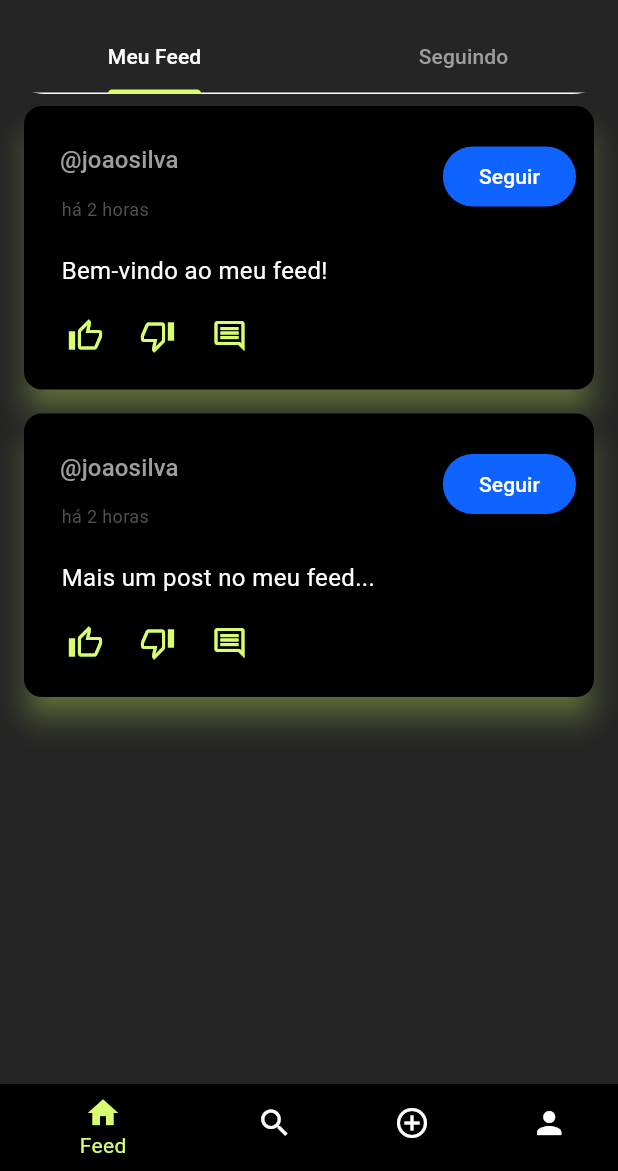
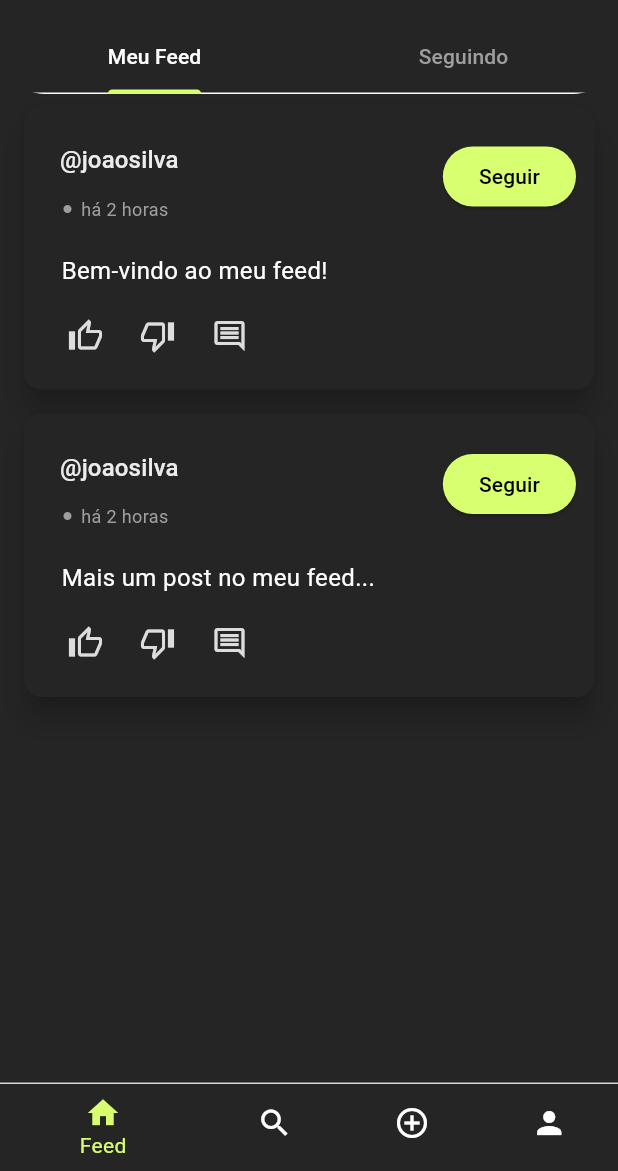
Before and after one commit to caiquedebrito/papacapim_ui, a Flutter app: the FeedScreen screen opened directly, on a phone screen of 412 x 824 dp, the part 65-1236 px from its top. Run offline on Flutter 3.47's test engine with Material 3 defaults, Android fonts, the phone set to English and light mode, and no system bars.

Commit message:
Refactor: Update UI components to use Theme colors for consistency across screens

```diff
--- a/lib/components/bottom_navegation.dart
+++ b/lib/components/bottom_navegation.dart
@@ -40,33 +40,43 @@ class BottomNavigation extends StatelessWidget {
 
   @override
   Widget build(BuildContext context) {
-    return BottomNavigationBar(
+    return Container(
+      decoration: BoxDecoration(
+      border: Border(
+        top: BorderSide(
+        color: Colors.grey.shade300,
+        width: 1.0,
+        ),
+      ),
+      ),
+      child: BottomNavigationBar(
       currentIndex: currentIndex,
       onTap: (index) => _onItemTapped(context, index),
-      backgroundColor: AppColors.black,
+      backgroundColor: Theme.of(context).colorScheme.primary,
       selectedItemColor: AppColors.green,
       unselectedItemColor: Colors.white,
       showSelectedLabels: true,
       showUnselectedLabels: false,
       elevation: 10,
-      items: const [
+      items: [
         BottomNavigationBarItem(
-            icon: Icon(Icons.home),
-            label: "Feed",
-            backgroundColor: Colors.black),
+          icon: const Icon(Icons.home),
+          label: "Feed",
+          backgroundColor: Theme.of(context).colorScheme.primary),
         BottomNavigationBarItem(
-            icon: Icon(Icons.search),
-            label: "Buscar",
-            backgroundColor: Colors.black),
+          icon: const Icon(Icons.search),
+          label: "Buscar",
+          backgroundColor: Theme.of(context).colorScheme.primary),
         BottomNavigationBarItem(
-            icon: Icon(Icons.add_circle_outline),
-            label: "Postar",
-            backgroundColor: Colors.black),
+          icon: const Icon(Icons.add_circle_outline),
+          label: "Postar",
+          backgroundColor: Theme.of(context).colorScheme.primary),
         BottomNavigationBarItem(
-            icon: Icon(Icons.person),
-            label: "Perfil",
-            backgroundColor: Colors.black),
+          icon: const Icon(Icons.person),
+          label: "Perfil",
+          backgroundColor: Theme.of(context).colorScheme.primary),
       ],
+      ),
     );
   }
 }
--- a/lib/components/post_card.dart
+++ b/lib/components/post_card.dart
@@ -9,7 +9,7 @@ class PostCard extends StatelessWidget {
   final VoidCallback? onLike;
   final VoidCallback? onComment;
   final VoidCallback? onDelete;
-  final VoidCallback? onUserTap; // 🔥 Callback para quando clicar no login
+  final VoidCallback? onUserTap;
   final bool showDeleteButton;
   final bool showFollowerButton;
 
@@ -34,9 +34,9 @@ class PostCard extends StatelessWidget {
       decoration: const BoxDecoration(),
       child: Card(
         margin: const EdgeInsets.symmetric(horizontal: 16, vertical: 8),
-        color: Colors.black,
+        color: Theme.of(context).colorScheme.primary,
         elevation: 8.0,
-        shadowColor: Color(0xFFD8FF6F),
+        // shadowColor: Theme.of(context).colorScheme.secondary,
         child: Padding(
           padding: const EdgeInsets.all(12.0),
           child: Column(
@@ -58,18 +58,28 @@ class PostCard extends StatelessWidget {
                         },
                         child: Text(
                           "@$userLogin",
-                          style: TextStyle(fontSize: 16, color: Colors.grey),
+                          style: TextStyle(fontSize: 16, color: const Color.fromARGB(255, 236, 236, 236)),
                         ),
                       ),
-                      Padding(
-                        padding: const EdgeInsets.only(left: 13.0, bottom: 5),
-                        child: Text(
-                          "há 2 horas",
-                          style: const TextStyle(
-                              fontSize: 12,
-                              fontWeight: FontWeight.normal,
-                              color: Color.fromARGB(255, 83, 83, 83)),
-                        ),
+                      const Padding(
+                        padding: EdgeInsets.only(left: 13.0, bottom: 5),
+                        child: Row(
+                          children: [
+                            Icon(
+                              Icons.fiber_manual_record,
+                              size: 8.0,
+                              color: Colors.grey,
+                            ),
+                            SizedBox(width: 5),
+                            Text(
+                              "há 2 horas",
+                              style: TextStyle(
+                                  fontSize: 12,
+                                  fontWeight: FontWeight.normal,
+                                  color: Colors.grey),
+                            ),
+                          ],
+                        )
                       )
                     ],
                   ),
@@ -77,10 +87,10 @@ class PostCard extends StatelessWidget {
                     ElevatedButton(
                       onPressed: () {},
                       style: ElevatedButton.styleFrom(
-                        backgroundColor: const Color(0xFF0F63FF),
+                        backgroundColor: Theme.of(context).colorScheme.secondary,
                       ),
                       child: const Text("Seguir",
-                          style: TextStyle(color: Colors.white)),
+                          style: TextStyle(color: Colors.black)),
                     ),
                   if (showDeleteButton && onDelete != null)
                     IconButton(
@@ -112,18 +122,18 @@ class PostCard extends StatelessWidget {
                     padding: const EdgeInsets.only(left: 5.0),
                     child: IconButton(
                       icon: const Icon(Icons.thumb_up_alt_outlined,
-                          color: Color(0xFFD8FF6F)),
+                          color: Color.fromARGB(255, 221, 221, 221)),
                       onPressed: onLike,
                     ),
                   ),
                   IconButton(
                     icon: const Icon(Icons.thumb_down_alt_outlined,
-                        color: Color(0xFFD8FF6F)),
+                        color: Color.fromARGB(255, 221, 221, 221)),
                     onPressed: onLike,
                   ),
                   IconButton(
                     icon: const Icon(Icons.comment_outlined,
-                        color: Color(0xFFD8FF6F)),
+                        color: Color.fromARGB(255, 221, 221, 221)),
                     onPressed: () {
                       Navigator.pushReplacement(
                           context,
--- a/lib/screens/edit_profile_screen.dart
+++ b/lib/screens/edit_profile_screen.dart
@@ -69,7 +69,9 @@ class _EditProfileScreenState extends State<EditProfileScreen> {
     return Scaffold(
       appBar: AppBar(
         title: const Text("Editar Perfil"),
+        backgroundColor: Theme.of(context).colorScheme.primary,
       ),
+      backgroundColor: Theme.of(context).colorScheme.primary,
       body: Padding(
         padding: const EdgeInsets.all(16.0),
         child: Column(
@@ -113,6 +115,9 @@ class _EditProfileScreenState extends State<EditProfileScreen> {
                 : ElevatedButton(
                     onPressed: _saveChanges,
                     child: const Text("Salvar Alterações"),
+                    style: ElevatedButton.styleFrom(
+                      backgroundColor: Theme.of(context).colorScheme.secondary,
+                    ),
                   ),
           ],
         ),
--- a/lib/screens/feed_screen.dart
+++ b/lib/screens/feed_screen.dart
@@ -38,15 +38,15 @@ class FeedScreen extends StatelessWidget {
       length: 2, // Número de abas
       child: Scaffold(
         appBar: AppBar(
-          backgroundColor: Color(0xFF252525),
-          title: Row(
+          backgroundColor: Theme.of(context).colorScheme.primary,
+          title: const Row(
             mainAxisAlignment: MainAxisAlignment.spaceBetween,
             children: [
               Row(
                 mainAxisAlignment: MainAxisAlignment.center,
                 crossAxisAlignment: CrossAxisAlignment.start,
                 children: [
-                  const Text(
+                  Text(
                     "Papa",
                     style: TextStyle(
                       fontSize: 24,
@@ -54,7 +54,7 @@ class FeedScreen extends StatelessWidget {
                       color: Color(0xFFD8FF6F),
                     ),
                   ),
-                  const Text(
+                  Text(
                     "Capim",
                     style: TextStyle(
                       fontSize: 24,
@@ -66,13 +66,13 @@ class FeedScreen extends StatelessWidget {
               ),
             ],
           ),
-          bottom: PreferredSize(
+          bottom: const PreferredSize(
             preferredSize: Size.fromHeight(50.0),
             child: ClipRRect(
               borderRadius: BorderRadius.vertical(
                 bottom: Radius.circular(30),
               ),
-              child: const TabBar(
+              child: TabBar(
                 indicatorColor: Color(0xFFD8FF6F),
                 labelColor: Colors.white,
                 unselectedLabelColor: Colors.grey,
@@ -93,14 +93,13 @@ class FeedScreen extends StatelessWidget {
                 itemCount: myFeedPosts.length,
                 itemBuilder: (context, index) {
                   final post = myFeedPosts[index];
-                  return Container(
-                      child: PostCard(
+                  return PostCard(
                           userName: post["userName"]!,
                           userLogin: post["userLogin"]!,
                           postContent: post["content"]!,
                           onLike: () => print("Curtir ${post["content"]}"),
                           onComment: () => print("Comentar em ${post["content"]}"),
-                  ));
+                        );
                 },
               ),
 
@@ -109,15 +108,14 @@ class FeedScreen extends StatelessWidget {
                 itemCount: followingPosts.length,
                 itemBuilder: (context, index) {
                   final post = followingPosts[index];
-                  return Container(
-                      child: PostCard(
+                  return PostCard(
                           userName: post["userName"]!,
                           userLogin: post["userLogin"]!,
                           postContent: post["content"]!,
                           onLike: () => print("Curtir ${post["content"]}"),
                           onComment: () => print("Comentar em ${post["content"]}"),
                           showFollowerButton: false,
-                  ));
+                        );
                 },
               ),
             ],
--- a/lib/screens/my_profile_screen.dart
+++ b/lib/screens/my_profile_screen.dart
@@ -1,8 +1,8 @@
 import 'package:flutter/material.dart';
 import 'package:papacapim_ui/components/follower_card.dart';
 import 'package:papacapim_ui/components/post_card.dart';
-import 'edit_profile_screen.dart'; // Importação da tela de edição
-import '../components/bottom_navegation.dart'; // Importação da navegação reutilizável
+import 'edit_profile_screen.dart';
+import '../components/bottom_navegation.dart';
 
 class MyProfileScreen extends StatefulWidget {
   const MyProfileScreen({Key? key}) : super(key: key);
@@ -54,7 +54,6 @@ class _ProfileScreenState extends State<MyProfileScreen> {
     });
   }
 
-  // Função para excluir uma postagem
   void _deletePost(int index) {
     setState(() {
       _userPosts.removeAt(index);
@@ -70,7 +69,9 @@ class _ProfileScreenState extends State<MyProfileScreen> {
     return Scaffold(
       appBar: AppBar(
         title: const Text("Perfil"),
+        backgroundColor: Theme.of(context).colorScheme.primary,
       ),
+      backgroundColor: Theme.of(context).colorScheme.primary,
       body: _isLoading
           ? const Center(child: CircularProgressIndicator())
           : DefaultTabController(
@@ -88,6 +89,7 @@ class _ProfileScreenState extends State<MyProfileScreen> {
                           _userData["name"] ?? "",
                           style: const TextStyle(fontSize: 22, fontWeight: FontWeight.bold),
                         ),
+                        const SizedBox(height: 5),
                         Text(
                           "@${_userData["login"]}",
                           style: TextStyle(fontSize: 16, color: Colors.grey[600]),
@@ -101,6 +103,7 @@ class _ProfileScreenState extends State<MyProfileScreen> {
                         //   ],
                         // ),
                         // const SizedBox(height: 10),
+                        const SizedBox(height: 5),
                         ElevatedButton(
                           onPressed: () {
                             Navigator.push(
@@ -108,6 +111,9 @@ class _ProfileScreenState extends State<MyProfileScreen> {
                               MaterialPageRoute(builder: (context) => const EditProfileScreen()),
                             );
                           },
+                          style: ElevatedButton.styleFrom(
+                            backgroundColor: Theme.of(context).colorScheme.secondary,
+                          ),
                           child: const Text("Editar Perfil"),
                         ),
                       ],
@@ -115,8 +121,8 @@ class _ProfileScreenState extends State<MyProfileScreen> {
                   ),
                   // TabBar para alternar entre postagens e seguidores
                   const TabBar(
-                    indicatorColor: Colors.blue,
-                    labelColor: Colors.blue,
+                    indicatorColor: Color(0xFFD8FF6F),
+                    labelColor: Colors.white,
                     unselectedLabelColor: Colors.grey,
                     tabs: [
                       Tab(text: "Postagens"),
--- a/lib/screens/new_post_screen.dart
+++ b/lib/screens/new_post_screen.dart
@@ -51,7 +51,9 @@ class _NewPostScreenState extends State<NewPostScreen> {
     return Scaffold(
       appBar: AppBar(
         title: const Text("Nova Postagem"),
+        backgroundColor: Theme.of(context).colorScheme.primary,
       ),
+      backgroundColor: Theme.of(context).colorScheme.primary,
       body: Padding(
         padding: const EdgeInsets.all(16.0),
         child: Column(
@@ -73,8 +75,10 @@ class _NewPostScreenState extends State<NewPostScreen> {
                 ? const Center(child: CircularProgressIndicator())
                 : ElevatedButton(
                     onPressed: _handlePost,
+                    style: ElevatedButton.styleFrom(
+                      backgroundColor: Theme.of(context).colorScheme.secondary,
+                    ),
                     child: const Text("Postar"),
-
                   ),
           ],
         ),
--- a/lib/screens/profile_screen.dart
+++ b/lib/screens/profile_screen.dart
@@ -51,7 +51,6 @@ class _ProfileScreenState extends State<ProfileScreen> {
     });
   }
 
-  // Função para excluir uma postagem
   void _deletePost(int index) {
     setState(() {
       _userPosts.removeAt(index);
@@ -79,6 +78,7 @@ class _ProfileScreenState extends State<ProfileScreen> {
                   Padding(
                     padding: const EdgeInsets.all(16.0),
                     child: Column(
+                      crossAxisAlignment: CrossAxisAlignment.start,
                       children: [
                         Text(
                           _userData["name"] ?? "",
@@ -88,12 +88,18 @@ class _ProfileScreenState extends State<ProfileScreen> {
                           "@${_userData["login"]}",
                           style: TextStyle(fontSize: 16, color: Colors.grey[600]),
                         ),
+                        const SizedBox(height: 8,),
+                        const Text("Desde 2024"),
+                        const SizedBox(height: 16,),
                         Text(
                           "${_followers.length} seguidores",
                         ),
-                        Text("Desde 2024"),
+                        const SizedBox(height: 8,),
                         ElevatedButton(
                           onPressed: () {},
+                          style: ElevatedButton.styleFrom(
+                            backgroundColor: Theme.of(context).colorScheme.secondary,
+                          ),
                           child: const Text("Seguir"),
                         ),
                       ],
--- a/lib/screens/search_screen.dart
+++ b/lib/screens/search_screen.dart
@@ -72,7 +72,7 @@ class _SearchScreenState extends State<SearchScreen> {
               decoration: const InputDecoration(
                 hintText: "Digite o nome ou @usuário...",
                 border: OutlineInputBorder(
-                  borderSide: const BorderSide(
+                  borderSide: BorderSide(
                     color: Colors.grey, // Cor da borda padrão
                     width: 2.0, // Espessura da borda
                   ),
```
Lines whose indentation alone changed are shown as unchanged.
